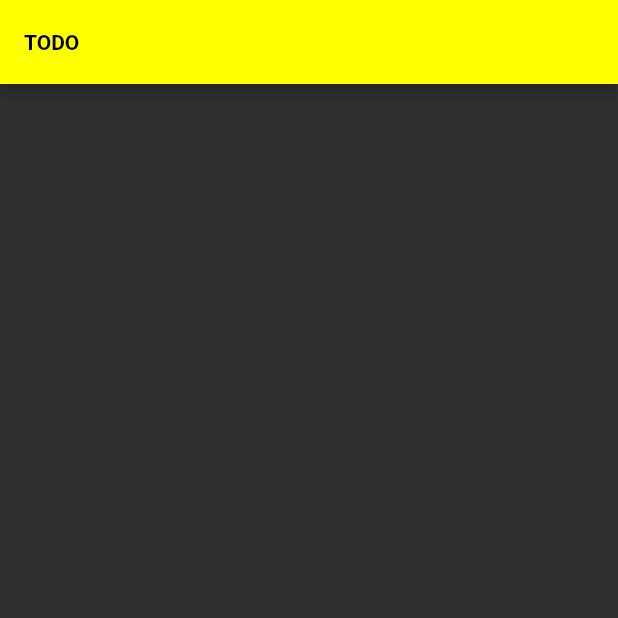
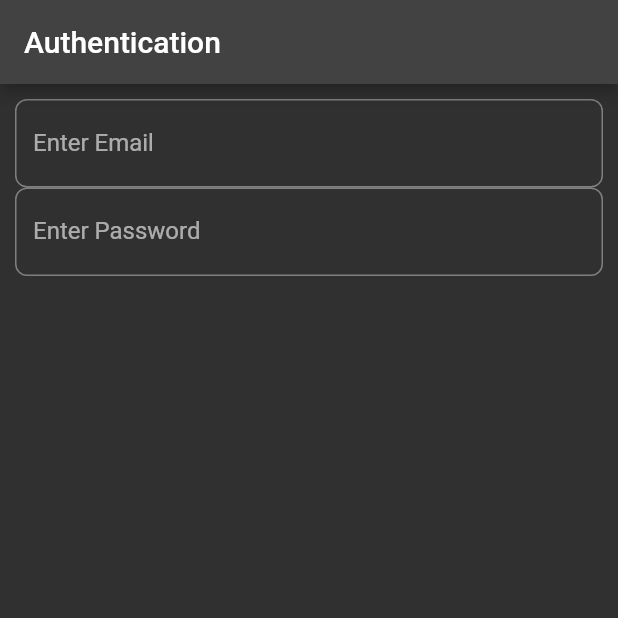
Before and after one commit to TheSanvi/todo, a Flutter app: the screen it shows after launch, on a phone screen of 412 x 824 dp, the top half of it. Run offline on Flutter 3.47's test engine with Material 2 defaults, Android fonts, the phone set to English and light mode, and no system bars; our stand-ins replace firebase_core, google_fonts; accounts and stored records are empty.

Commit message:
some codes added

```diff
--- a/lib/auth/authform.dart
+++ b/lib/auth/authform.dart
@@ -0,0 +1,81 @@
+import 'package:flutter/material.dart';
+import 'package:google_fonts/google_fonts.dart';
+
+class AuthForm extends StatefulWidget {
+  const AuthForm({super.key});
+
+  @override
+  State<AuthForm> createState() => _AuthFormState();
+}
+
+class _AuthFormState extends State<AuthForm> {
+  final _formkey = GlobalKey<FormState>();
+  var _email = '';
+  var _password = '';
+  var _username = '';
+  bool isLoginPage = false;
+
+  @override
+  Widget build(BuildContext context) {
+    return Container(
+      height:MediaQuery.of(context).size.height ,
+      width:MediaQuery.of(context).size.width ,
+      child: ListView(
+        children: [
+          Container(
+            padding: EdgeInsets.only(left: 10,right: 10,top: 10),
+            child: Form(
+              key: _formkey,
+              child: Column(
+                mainAxisAlignment:MainAxisAlignment.center,
+                children: [
+                TextFormField(
+                  keyboardType:TextInputType.emailAddress ,
+                  key: ValueKey("email"),
+                  validator: (value) {
+                    if (value.isEmpty || !value.contains('@')) {
+                      return 'Incorrect Email';
+                    }
+                    return null;
+                  },
+                  onSaved: (value) {
+                    _email = value;
+                  },
+                  decoration: InputDecoration(
+                    border: OutlineInputBorder(
+                      borderRadius: BorderRadius.circular(8.0)
+                    ),
+                    labelText: "Enter Email",
+                    labelStyle: GoogleFonts.roboto()
+                  ),
+                ),
+                  TextFormField(
+                    obscureText: true,
+                    keyboardType: TextInputType.emailAddress,
+                    key: ValueKey('password'),
+                    validator: (value) {
+                      if (value.isEmpty) {
+                        return 'Incorrect password';
+                      }
+                      return null;
+                    },
+                    onSaved: (value) {
+                      _password = value;
+                    },
+                    decoration: InputDecoration(
+                        border: OutlineInputBorder(
+                            borderRadius: new BorderRadius.circular(8.0),
+                            borderSide: new BorderSide()),
+                        labelText: "Enter Password",
+                        labelStyle: GoogleFonts.roboto()),
+                  ),
+
+
+              ],),
+            ),
+          )
+        ],
+      ),
+    );
+  }
+}
--- a/lib/auth/authscreen.dart
+++ b/lib/auth/authscreen.dart
@@ -0,0 +1,21 @@
+import 'package:flutter/material.dart';
+import 'package:todo/auth/authform.dart';
+
+class AuthScreen extends StatefulWidget {
+  const AuthScreen({super.key});
+
+  @override
+  State<AuthScreen> createState() => _AuthScreenState();
+}
+
+class _AuthScreenState extends State<AuthScreen> {
+  @override
+  Widget build(BuildContext context) {
+    return Scaffold(
+      appBar: AppBar(
+        title: Text("Authentication"),
+      ),
+      body: AuthForm(),
+    );
+  }
+}
--- a/lib/main.dart
+++ b/lib/main.dart
@@ -1,7 +1,7 @@
 import 'package:firebase_core/firebase_core.dart';
 import 'package:flutter/material.dart';
+import 'package:todo/auth/authscreen.dart';
 import 'package:todo/screens/home.dart';
-
 import 'firebase_options.dart';
 
 Future<void> main() async {
@@ -22,7 +22,7 @@ class MyApp extends StatelessWidget {
     return MaterialApp(
       debugShowCheckedModeBanner: false,
       theme: ThemeData(brightness: Brightness.dark,primaryColor:Colors.yellow ),
-      home: Home(),
+      home: AuthScreen(),
     );
   }
 }
```
